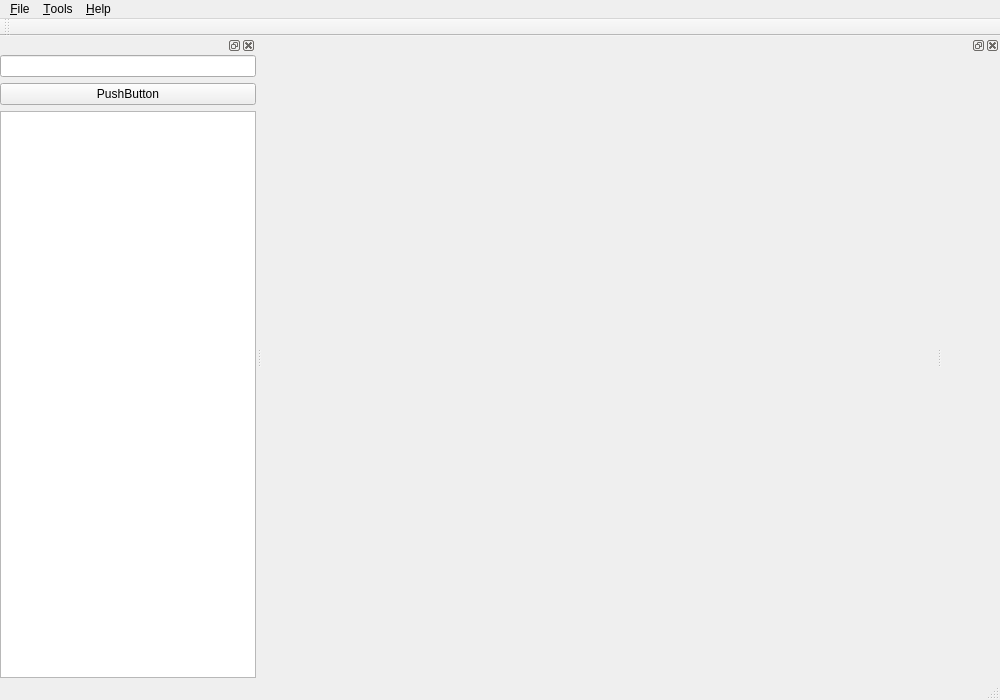
Old version of the form VolumeRenderer/mainwindow.ui in the repository luosz/volume-visualiser.
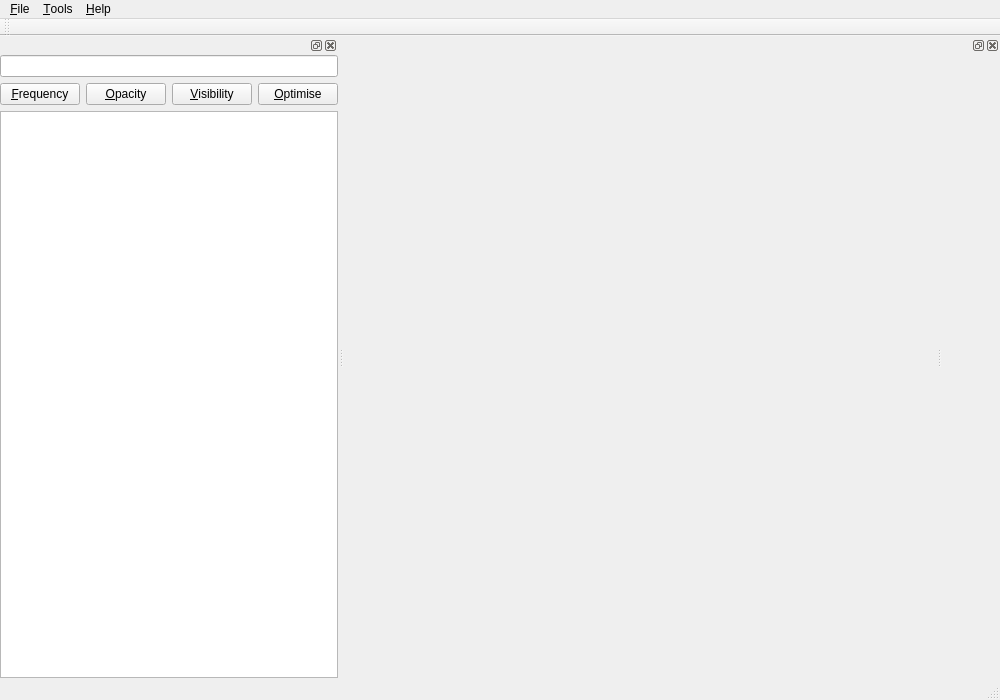
New version of the form.

Commit message: update frequency histogram

The edit to the form file:
```diff
--- a/VolumeRenderer/mainwindow.ui
+++ b/VolumeRenderer/mainwindow.ui
@@ -124,11 +124,48 @@
         <widget class="QLineEdit" name="lineEdit"/>
        </item>
        <item>
-        <widget class="QPushButton" name="pushButton">
-         <property name="text">
-          <string>PushButton</string>
+        <layout class="QHBoxLayout" name="horizontalLayout_4">
+         <property name="leftMargin">
+          <number>0</number>
          </property>
-        </widget>
+         <property name="topMargin">
+          <number>0</number>
+         </property>
+         <property name="rightMargin">
+          <number>0</number>
+         </property>
+         <property name="bottomMargin">
+          <number>0</number>
+         </property>
+         <item>
+          <widget class="QPushButton" name="pushButton1">
+           <property name="text">
+            <string>&amp;Frequency</string>
+           </property>
+          </widget>
+         </item>
+         <item>
+          <widget class="QPushButton" name="pushButton2">
+           <property name="text">
+            <string>&amp;Opacity</string>
+           </property>
+          </widget>
+         </item>
+         <item>
+          <widget class="QPushButton" name="pushButton3">
+           <property name="text">
+            <string>&amp;Visibility</string>
+           </property>
+          </widget>
+         </item>
+         <item>
+          <widget class="QPushButton" name="optimiseButton">
+           <property name="text">
+            <string>&amp;Optimise</string>
+           </property>
+          </widget>
+         </item>
+        </layout>
        </item>
        <item>
         <widget class="QGraphicsView" name="graphicsView"/>
```
Left out of the diff: 19 changed lines with no effect on the pictures. The commit also changes 3 other files.
